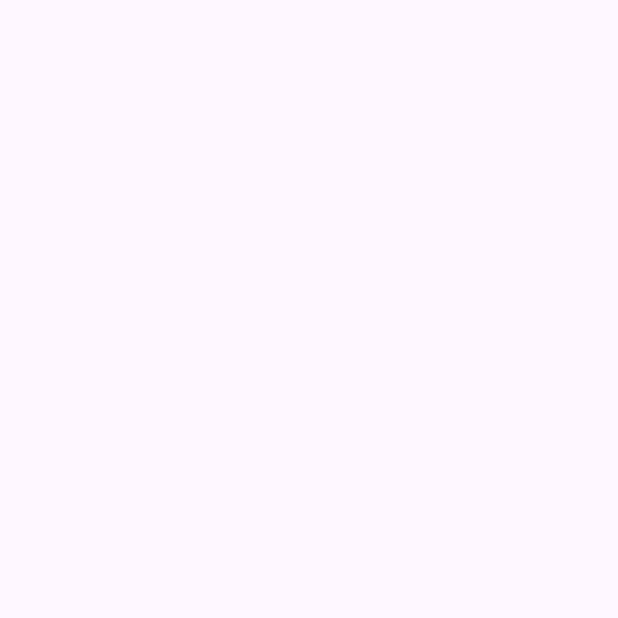
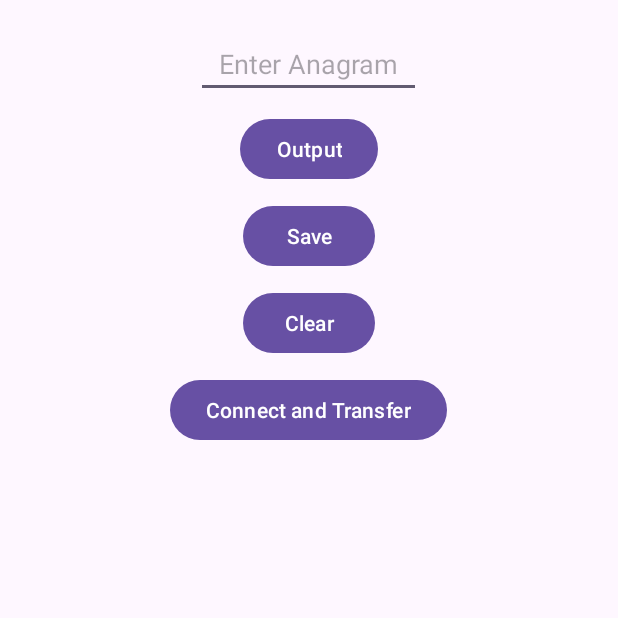
Before and after one commit to davidbera1/TBC-IT-Academy, an Android app: the screen it shows after launch (MainActivity), on a phone screen of 412 x 824 dp, the top half of it. Before the commit the part shown is empty. Run offline under Robolectric (Android 15) with nearby library versions, the phone set to English and light mode, and no system bars.

Commit message:
Shemajamebeli 1

```diff
--- a/app/build.gradle.kts
+++ b/app/build.gradle.kts
@@ -33,6 +33,9 @@ android {
     kotlinOptions {
         jvmTarget = "11"
     }
+    buildFeatures {
+        viewBinding = true
+    }
 }
 
 dependencies {
--- a/app/src/main/java/com/example/learnandroid/MainActivity.kt
+++ b/app/src/main/java/com/example/learnandroid/MainActivity.kt
@@ -5,8 +5,13 @@ import androidx.activity.enableEdgeToEdge
 import androidx.appcompat.app.AppCompatActivity
 import androidx.core.view.ViewCompat
 import androidx.core.view.WindowInsetsCompat
+import com.example.learnandroid.databinding.ActivityMainBinding
 
 class MainActivity : AppCompatActivity() {
+
+    private lateinit var inputList: MutableList<String>
+    private lateinit var binding: ActivityMainBinding
+
     override fun onCreate(savedInstanceState: Bundle?) {
         super.onCreate(savedInstanceState)
         enableEdgeToEdge()
@@ -17,7 +22,37 @@ class MainActivity : AppCompatActivity() {
             insets
         }
 
+        binding = ActivityMainBinding.inflate(layoutInflater)
+        setContentView(binding.root)
+        inputList = mutableListOf<String>()
+
+        binding.saveButton.setOnClickListener {
+            val input = binding.inputAnagram.text.toString()
+            if (input.isNotEmpty()) {
+                inputList.add(input)
+            }
+        }
+
+        binding.outputButton.setOnClickListener {
+            binding.tvResult.text = sortAnagrams(inputList).toString()
+        }
+
+        binding.clearButton.setOnClickListener {
+            inputList.clear()
+            binding.inputAnagram.text.clear()
+            binding.tvResult.text = ""
+        }
 
 
     }
+
+    private fun sortAnagrams(list: MutableList<String>): MutableList<List<String>> {
+
+        val groupedAnagrams = list.groupBy { it.toCharArray().sorted().joinToString("") }
+
+        val sortedAnagrams = groupedAnagrams.values.map { it.sorted() }
+
+        return sortedAnagrams.toMutableList()
+    }
+
 }
--- a/app/src/main/res/layout/activity_main.xml
+++ b/app/src/main/res/layout/activity_main.xml
@@ -1,5 +1,6 @@
 <?xml version="1.0" encoding="utf-8"?>
-<androidx.constraintlayout.widget.ConstraintLayout
+<LinearLayout
+    android:orientation="vertical"
     xmlns:android="http://schemas.android.com/apk/res/android"
     xmlns:app="http://schemas.android.com/apk/res-auto"
     xmlns:tools="http://schemas.android.com/tools"
@@ -8,6 +9,54 @@
     android:layout_height="match_parent"
     tools:context=".MainActivity">
 
+    <EditText
+        android:id="@+id/inputAnagram"
+        android:layout_width="150dp"
+        android:layout_height="wrap_content"
+        android:layout_marginTop="20dp"
+        android:layout_gravity="center"
+        android:textAlignment="center"
+        android:hint="@string/enter_anagram"/>
+
+    <Button
+        android:id="@+id/outputButton"
+        android:layout_width="wrap_content"
+        android:layout_height="wrap_content"
+        android:layout_gravity="center"
+        android:layout_marginTop="10dp"
+        android:text="@string/output" />
+
+    <Button
+        android:id="@+id/saveButton"
+        android:layout_width="wrap_content"
+        android:layout_height="wrap_content"
+        android:layout_gravity="center"
+        android:layout_marginTop="10dp"
+        android:text="@string/save" />
+
+    <Button
+        android:id="@+id/clearButton"
+        android:layout_width="wrap_content"
+        android:layout_height="wrap_content"
+        android:layout_gravity="center"
+        android:layout_marginTop="10dp"
+        android:text="@string/clear" />
+
+    <Button
+        android:id="@+id/connectButton"
+        android:layout_width="wrap_content"
+        android:layout_height="wrap_content"
+        android:layout_gravity="center"
+        android:layout_marginTop="10dp"
+        android:text="@string/connect_and_transfer" />
+
+    <TextView
+        android:id="@+id/tvResult"
+        android:layout_width="wrap_content"
+        android:layout_height="wrap_content"
+        android:layout_gravity="center"
+        android:layout_marginTop="30dp"
+        android:textSize="20sp" />
 
 
-</androidx.constraintlayout.widget.ConstraintLayout>
+</LinearLayout>
--- a/app/src/main/res/values/strings.xml
+++ b/app/src/main/res/values/strings.xml
@@ -1,3 +1,8 @@
 <resources>
     <string name="app_name">LearnAndroid</string>
+    <string name="enter_anagram">Enter Anagram</string>
+    <string name="output">Output</string>
+    <string name="save">Save</string>
+    <string name="clear">Clear</string>
+    <string name="connect_and_transfer">Connect and Transfer</string>
 </resources>
```
